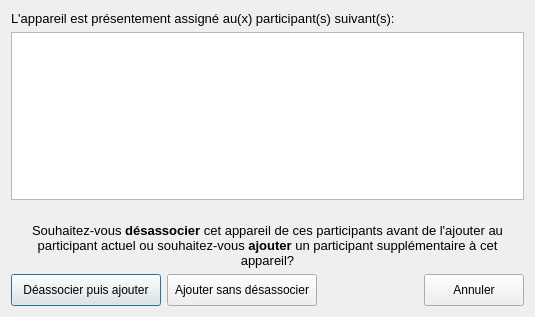
Above: client/src/dialogs/DeviceAssignDialog.ui from introlab/openteraplus before the change. Below: the same form after it.
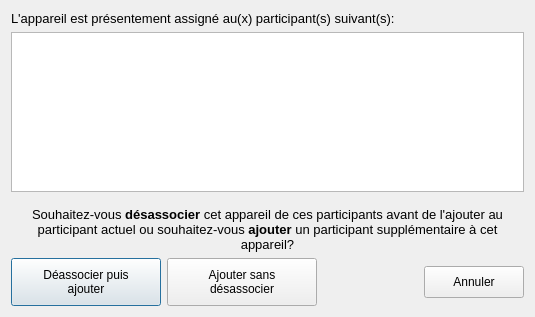
That is the form after the change. Icons and pictures are not drawn.

Patch:
```diff
--- a/client/src/dialogs/DeviceAssignDialog.ui
+++ b/client/src/dialogs/DeviceAssignDialog.ui
@@ -223,14 +223,15 @@
        <property name="minimumSize">
         <size>
          <width>150</width>
-         <height>32</height>
+         <height>48</height>
         </size>
        </property>
        <property name="cursor">
         <cursorShape>PointingHandCursor</cursorShape>
        </property>
        <property name="text">
-        <string>Déassocier puis ajouter</string>
+        <string>Déassocier puis 
+ajouter</string>
        </property>
        <property name="icon">
         <iconset resource="../../resources/TeraClient.qrc">
@@ -249,14 +250,15 @@
        <property name="minimumSize">
         <size>
          <width>150</width>
-         <height>32</height>
+         <height>48</height>
         </size>
        </property>
        <property name="cursor">
         <cursorShape>PointingHandCursor</cursorShape>
        </property>
        <property name="text">
-        <string>Ajouter sans désassocier</string>
+        <string>Ajouter sans 
+désassocier</string>
        </property>
        <property name="icon">
         <iconset resource="../../resources/TeraClient.qrc">
```
